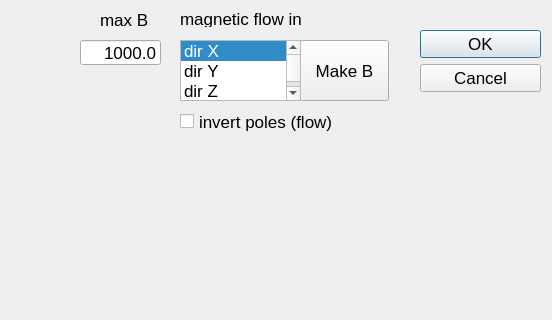
First picture: the form in dlgB.ui, repository jesusmontera/DiracMagnetic, before the edit; both pictures show x 90 to 642 and y 0 to 320 of the 642 by 653 pixel window.
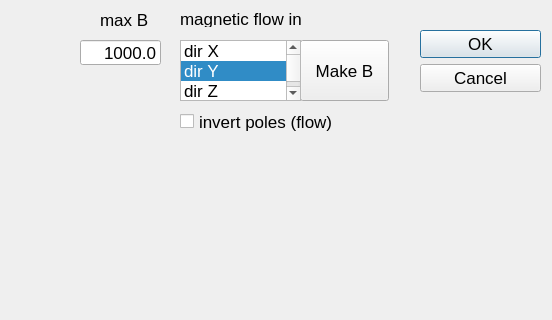
Second picture: the form after the edit.

```diff
--- a/dlgB.ui
+++ b/dlgB.ui
@@ -97,7 +97,7 @@
     </rect>
    </property>
    <property name="currentRow">
-    <number>0</number>
+    <number>1</number>
    </property>
    <item>
     <property name="text">
```
